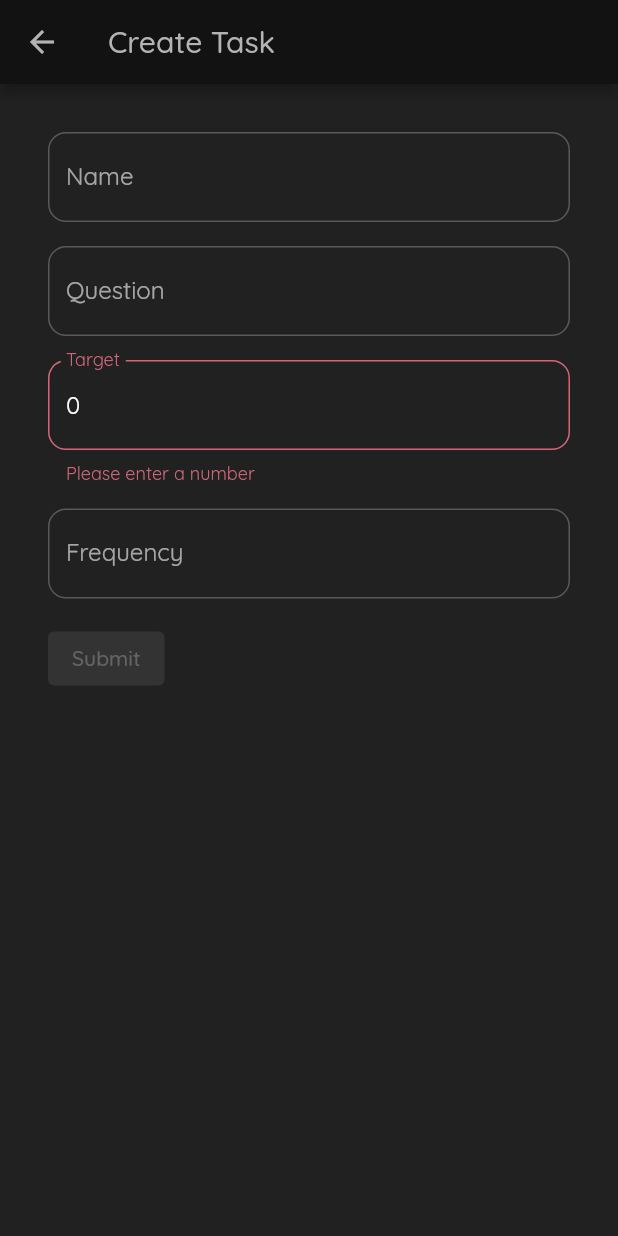
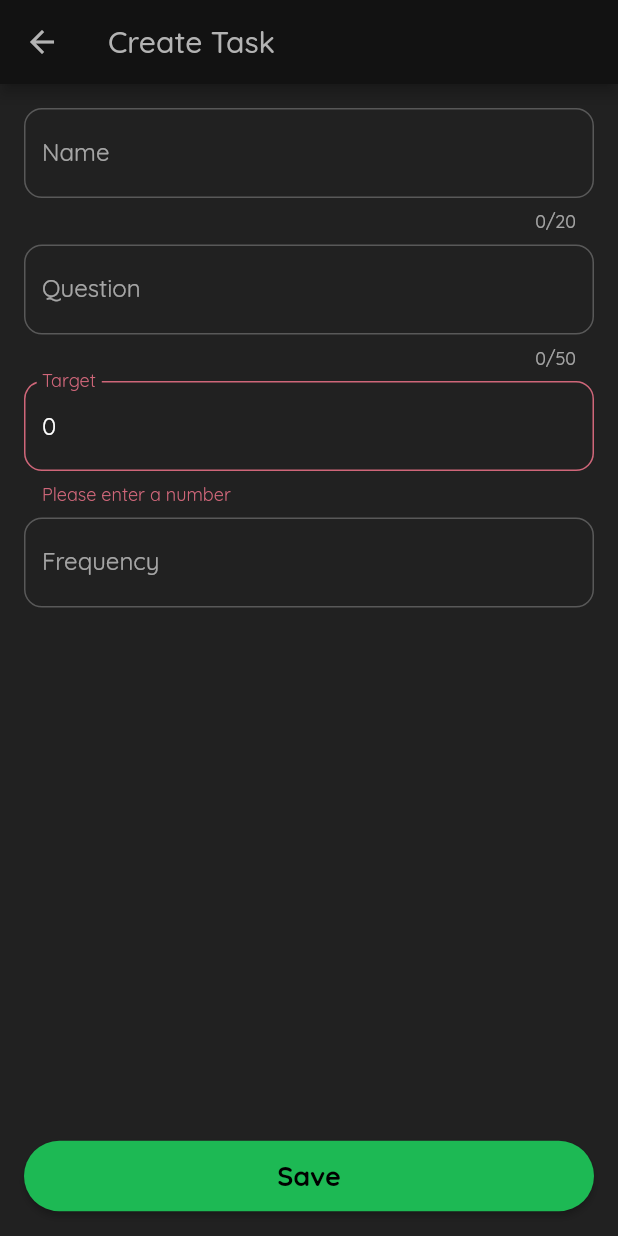
Before and after one commit to valivia/TodoApp, a Flutter app: the CreateTaskView screen opened directly, on a phone screen of 412 x 824 dp. Run offline on Flutter 3.47's test engine with Material 2 defaults, Android fonts, the phone set to English and light mode, and no system bars.

Commit message:
⚒️ Improved create task UI

```diff
--- a/lib/views/create.dart
+++ b/lib/views/create.dart
@@ -14,29 +14,35 @@ class _CreateTaskFormState extends State<CreateTaskForm> {
     borderRadius: BorderRadius.all(Radius.circular(12.0)),
   );
 
+  final padding = 8.0;
+
   @override
   Widget build(BuildContext context) {
     return Form(
       key: _formKey,
-      child: Wrap(
-        runSpacing: 16.0,
+      child: Column(
+        // runSpacing: 8.0,
         children: <Widget>[
           // Name
           TextFormField(
+            maxLength: 20,
             decoration: const InputDecoration(
               labelText: 'Name',
               hintText: 'E.g. Pushups',
               border: formBorder,
             ),
           ),
+          SizedBox(height: padding),
           // Question
           TextFormField(
+            maxLength: 50,
             decoration: const InputDecoration(
               labelText: 'Question',
               hintText: 'E.g. Did you do your daily pushups?',
               border: formBorder,
             ),
           ),
+          SizedBox(height: padding),
           // Target
           TextFormField(
             initialValue: "0",
@@ -48,6 +54,7 @@ class _CreateTaskFormState extends State<CreateTaskForm> {
               border: formBorder,
             ),
           ),
+          SizedBox(height: padding),
           // Frequency
           TextFormField(
             keyboardType: TextInputType.number,
@@ -58,7 +65,24 @@ class _CreateTaskFormState extends State<CreateTaskForm> {
             ),
           ),
           // Submit
-          const ElevatedButton(onPressed: null, child: Text('Submit')),
+          const Spacer(
+            flex: 2,
+          ),
+          ElevatedButton(
+            onPressed: () => {},
+            style: ButtonStyle(
+              minimumSize: MaterialStateProperty.all<Size>(
+                  const Size(double.infinity, 10)),
+              padding: MaterialStateProperty.all<EdgeInsetsGeometry>(
+                  const EdgeInsets.symmetric(vertical: 12.0, horizontal: 20)),
+              shape: MaterialStateProperty.all<RoundedRectangleBorder>(
+                RoundedRectangleBorder(
+                    borderRadius: BorderRadius.circular(100.0)),
+              ),
+            ),
+            child: const Text('Save',
+                style: TextStyle(fontWeight: FontWeight.bold, fontSize: 18)),
+          ),
         ],
       ),
     );
@@ -73,7 +97,7 @@ class CreateTaskView extends StatelessWidget {
     return Scaffold(
       appBar: AppBar(title: const Text('Create Task')),
       body: const Padding(
-        padding: EdgeInsets.all(32.0),
+        padding: EdgeInsets.all(16.0),
         child: CreateTaskForm(),
       ),
     );
```
